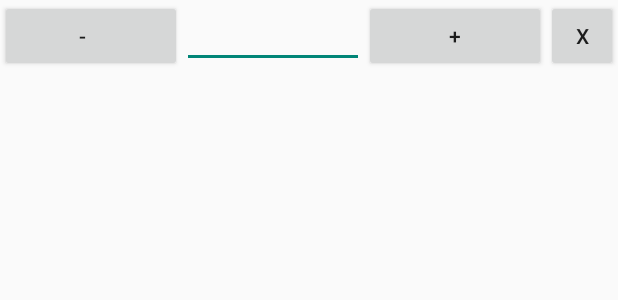
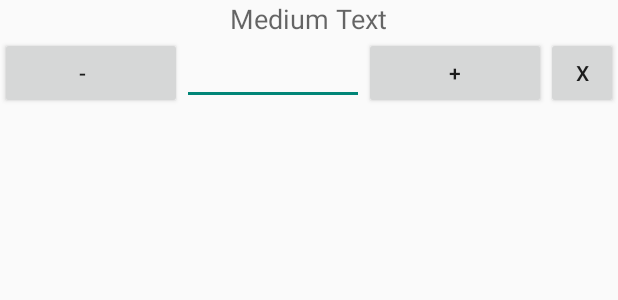
Before and after one commit to adrsamanta/CounterApp, an Android app: the layout fragment_counter.xml on its own in the app's theme, with its tools: preview values and no code run, on a phone screen of 412 x 824 dp. Shown: the top 300 px of the screen. Run offline under Robolectric (Android 15) with nearby library versions, the phone set to English and light mode, and no system bars.

Commit message:
Number picker doesn't work, first counter still doesn't show up

```diff
--- a/app/src/main/java/com/samanta/alan/counter/CounterFragment.java
+++ b/app/src/main/java/com/samanta/alan/counter/CounterFragment.java
@@ -113,6 +113,9 @@ public class CounterFragment extends Fragment implements View.OnClickListener{
         v.findViewById(R.id.increment_Btn).setOnClickListener(this);
         v.findViewById(R.id.close_btn).setOnClickListener(this);
 
+        TextView titleView = (TextView) v.findViewById(R.id.title_text_view);
+        titleView.setText(title);
+
         return v;
     }
 
--- a/app/src/main/res/layout/create_counter.xml
+++ b/app/src/main/res/layout/create_counter.xml
@@ -42,7 +42,8 @@
             android:layout_width="wrap_content"
             android:layout_height="wrap_content"
             android:id="@+id/start_Val_Picker"
-            android:orientation="horizontal" />
+            android:orientation="horizontal"
+            android:showDividers="middle" />
 
     </LinearLayout>
 
--- a/app/src/main/res/layout/fragment_counter.xml
+++ b/app/src/main/res/layout/fragment_counter.xml
@@ -1,8 +1,21 @@
 <LinearLayout xmlns:android="http://schemas.android.com/apk/res/android"
     xmlns:tools="http://schemas.android.com/tools" android:layout_width="match_parent"
     android:layout_height="match_parent" tools:context="com.samanta.alan.counter.CounterFragment"
-    android:orientation="horizontal">
+    android:orientation="vertical">
 
+
+    <TextView
+        android:layout_width="wrap_content"
+        android:layout_height="wrap_content"
+        android:textAppearance="?android:attr/textAppearanceMedium"
+        android:text="Medium Text"
+        android:id="@+id/title_text_view"
+        android:layout_gravity="center_horizontal" />
+
+    <LinearLayout
+            android:layout_width="match_parent"
+            android:layout_height="match_parent"
+            android:orientation="horizontal">
 
         <Button android:id="@+id/decrement_Btn"
             android:layout_width="0dp"
@@ -37,4 +50,6 @@
         android:id="@+id/close_btn"
         />
 
+        </LinearLayout>
+
 </LinearLayout>
```
